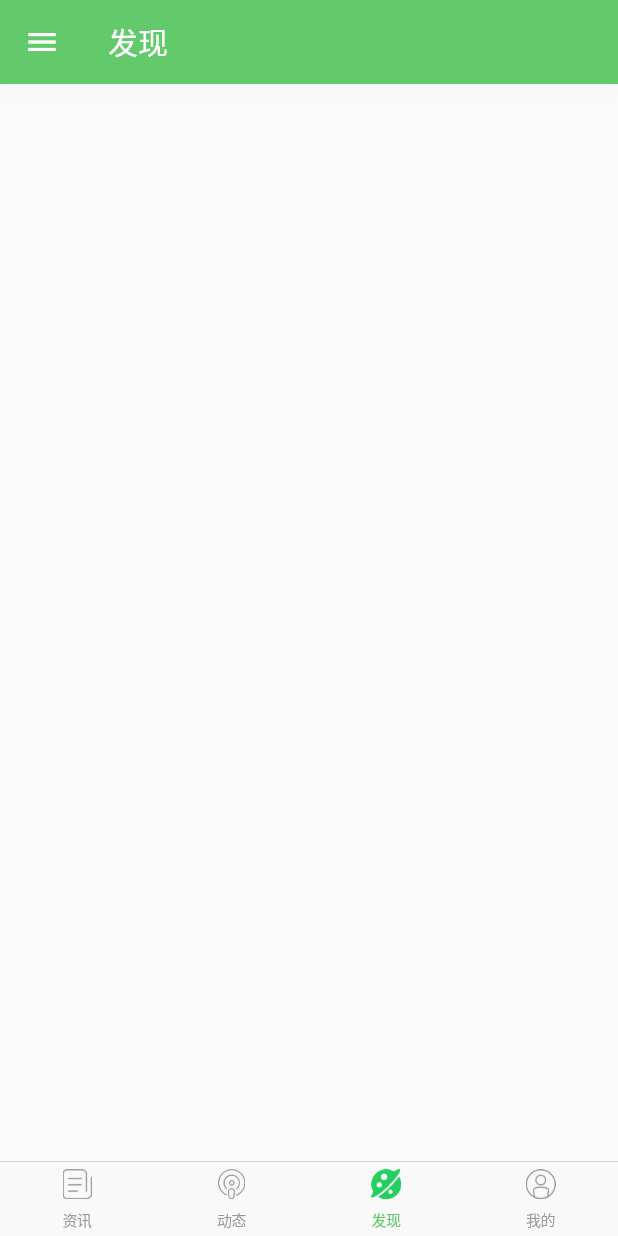
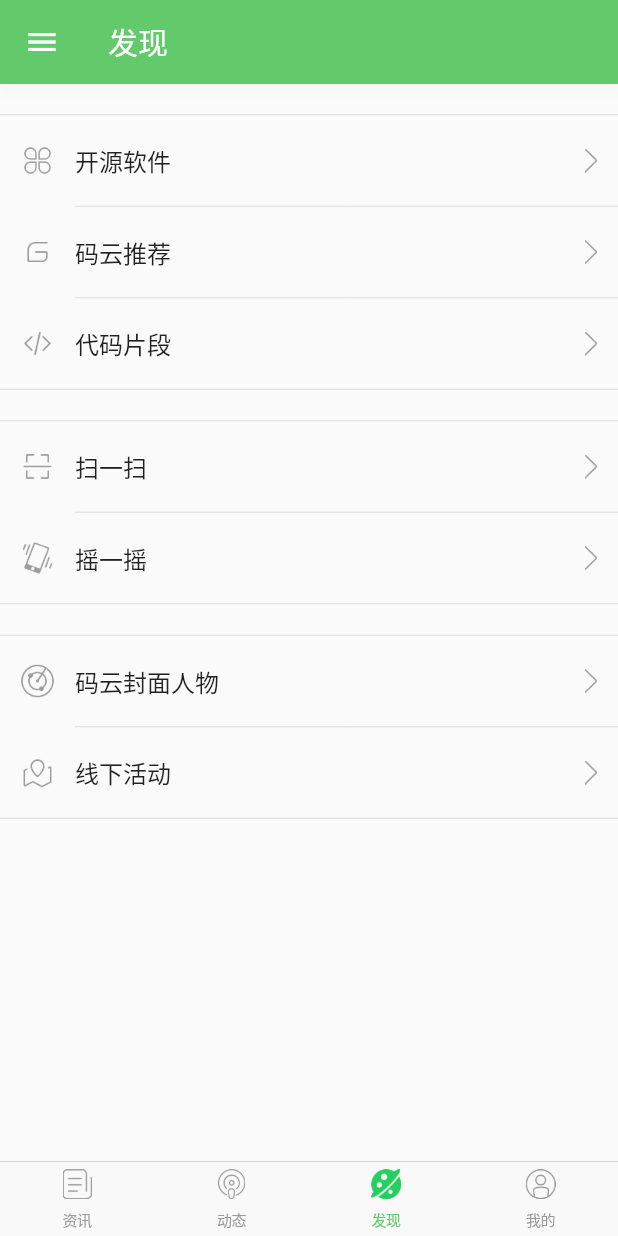
Before and after one commit to sxm5220/demoByFlutter, a Flutter app: the screen it shows after launch, item 3 of the bottom bar chosen, on a phone screen of 412 x 824 dp. Run offline on Flutter 3.47's test engine with Material 2 defaults, Android fonts, the phone set to English and light mode, and no system bars; our stand-ins replace cached_network_image, curved_navigation_bar, date_format, dio, event_bus, fancy_bottom_navigation and 10 more; missing offline and left inert: dart:html, flutter_webview_plugin, safemap, tapped; accounts and stored records are empty.

Commit message:
refine: add new

```diff
--- a/demo13/lib/pages/discoveryPage.dart
+++ b/demo13/lib/pages/discoveryPage.dart
@@ -1,12 +1,162 @@
+import 'package:demo13/pages/pages.dart';
+import 'package:demo13/util/util.dart';
 import 'package:flutter/cupertino.dart';
+import 'package:flutter/material.dart';
 
-class DiscoveryPage extends StatelessWidget {
-  const DiscoveryPage({Key? key}) : super(key: key);
+class ListItem {
+  String icon;
+  String title;
+  ListItem({required this.icon, required this.title});
+}
+
+class DiscoveryPage extends StatefulWidget {
+  DiscoveryPage({Key? key}) : super(key: key);
+
+  @override
+  _DiscoveryPageState createState() => _DiscoveryPageState();
+}
+
+class _DiscoveryPageState extends State<DiscoveryPage> {
+  static const String TAG_START = "startDivider";
+  static const String TAG_END = "endDivider";
+  static const String TAG_CENTER = "centerDivider";
+  static const String TAG_BLANK = "blankDivider";
+
+  static const double IMAGE_ICON_WIDTH = 30.0;
+  static const double ARROW_ICON_WIDTH = 16.0;
+  late final BuildContext cxt;
+
+  final List listData = [];
+  List<Map> items = [
+    {"title": "开源软件", "image": "assets/images/ic_discover_softwares.png"},
+    {"title": "码云推荐", "image": "assets/images/ic_discover_git.png"},
+    {"title": "代码片段", "image": "assets/images/ic_discover_gist.png"},
+    {"title": "扫一扫", "image": "assets/images/ic_discover_scan.png"},
+    {"title": "摇一摇", "image": "assets/images/ic_discover_shake.png"},
+    {"title": "码云封面人物", "image": "assets/images/ic_discover_nearby.png"},
+    {"title": "线下活动", "image": "assets/images/ic_discover_pos.png"}
+  ];
+
+  @override
+  void initState() {
+    super.initState();
+    listData.add(TAG_START);
+    for (int i = 0; i < 3; i++) {
+      listData.add(ListItem(title: items[i]['title'], icon: items[i]['image']));
+      if (i == 2) {
+        listData.add(TAG_END);
+      } else {
+        listData.add(TAG_CENTER);
+      }
+    }
+    listData.add(TAG_BLANK);
+    listData.add(TAG_START);
+    for (int i = 3; i < 5; i++) {
+      listData.add(ListItem(icon: items[i]['image'], title: items[i]['title']));
+      if (i == 4) {
+        listData.add(TAG_END);
+      } else {
+        listData.add(TAG_CENTER);
+      }
+    }
+    listData.add(TAG_BLANK);
+    listData.add(TAG_START);
+    for (int i = 5; i < 7; i++) {
+      listData.add(ListItem(icon: items[i]['image'], title: items[i]['title']));
+      if (i == 6) {
+        listData.add(TAG_END);
+      } else {
+        listData.add(TAG_CENTER);
+      }
+    }
+  }
 
   @override
   Widget build(BuildContext context) {
-    return Container(
-      child: null,
+    return Padding(
+      padding: EdgeInsets.fromLTRB(0, 20, 0, 0),
+      child: ListView.builder(
+        itemBuilder: (context, i) => renderRow(context, i),
+        itemCount: listData.length,
+      ),
     );
   }
+
+  renderRow(BuildContext context, int i) {
+    var item = listData[i];
+    if (item is String) {
+      switch (item) {
+        case TAG_START:
+        case TAG_END:
+          return Divider(height: 1);
+        case TAG_CENTER:
+          return Padding(
+            padding: EdgeInsets.fromLTRB(50, 0, 0, 0),
+            child: Divider(height: 1),
+          );
+        case TAG_BLANK:
+          return Container(height: 20);
+        default:
+      }
+    } else if (item is ListItem) {
+      var listItemContent = Padding(
+        padding: EdgeInsets.fromLTRB(10, 15, 10, 15),
+        child: Row(
+          children: [
+            Padding(
+              padding: EdgeInsets.fromLTRB(0, 0, 10, 0),
+              child:
+                  imageWithAsset(item.icon, IMAGE_ICON_WIDTH, IMAGE_ICON_WIDTH),
+            ),
+            Expanded(
+              child: Text(
+                item.title,
+                style: TextStyle(fontSize: 16),
+              ),
+            ),
+            imageWithAsset('assets/images/ic_arrow_right.png', ARROW_ICON_WIDTH,
+                ARROW_ICON_WIDTH),
+          ],
+        ),
+      );
+      return InkWell(
+        onTap: () {
+          switch (item.title) {
+            case "扫一扫":
+              print('扫一扫');
+              break;
+            case "线下活动":
+              navPush(context, OfflineActivityPage());
+              break;
+            case "码云推荐":
+              navPush(
+                  context,
+                  CommonWebPage(
+                      title: "码云推荐", url: "https://sxm5220.github.io"));
+              break;
+            case "代码片段":
+              navPush(
+                  context,
+                  CommonWebPage(
+                      title: "代码片段", url: "https://sxm5220.github.io"));
+              break;
+            case "开源软件":
+              navPush(
+                  context,
+                  CommonWebPage(
+                      title: "开源软件", url: "https://sxm5220.github.io"));
+              break;
+            case "码云封面人物":
+              navPush(
+                  context,
+                  CommonWebPage(
+                      title: "码云封面人物", url: "https://sxm5220.github.io"));
+              break;
+            default:
+          }
+        },
+        child: listItemContent,
+      );
+    }
+  }
 }
--- a/demo13/lib/pages/pages.dart
+++ b/demo13/lib/pages/pages.dart
@@ -11,3 +11,4 @@
 export 'newsDetailPage.dart';
 export 'commonWebPage.dart';
 export 'loginPage.dart';
+export 'offlineActivityPage.dart';
```
Also changed, not shown: demo13/lib/pages/offlineActivityPage.dart (added, +29 -0 lines), demo13/lib/pages/tweetsListPage.dart (+22 -2 lines).
